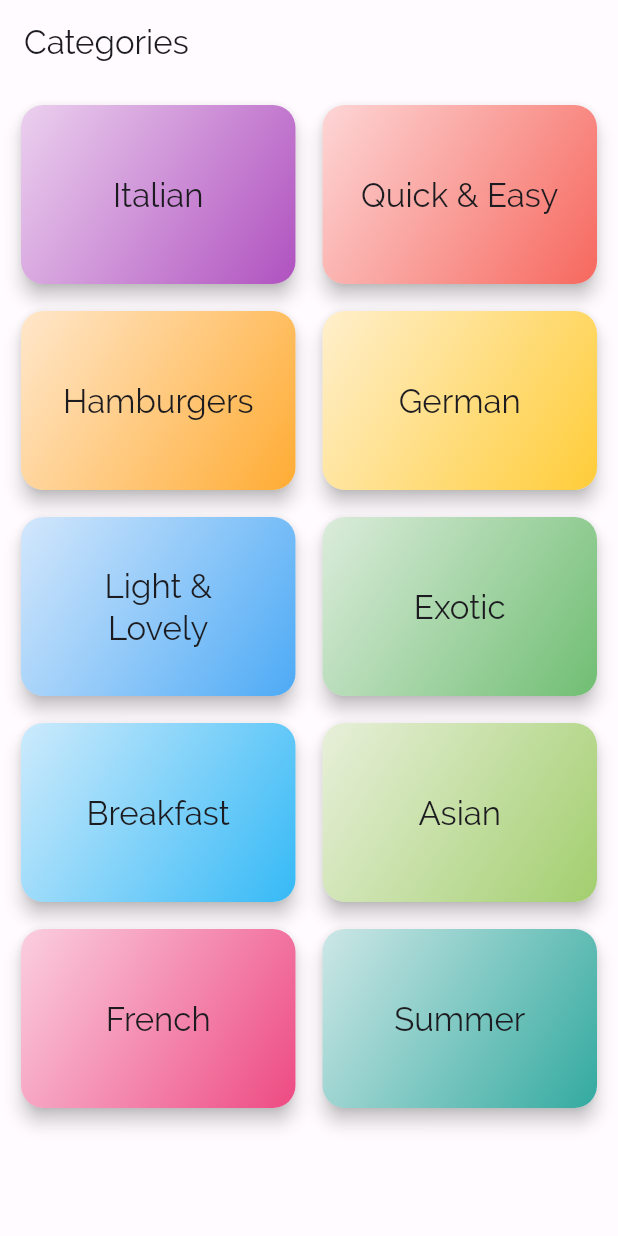
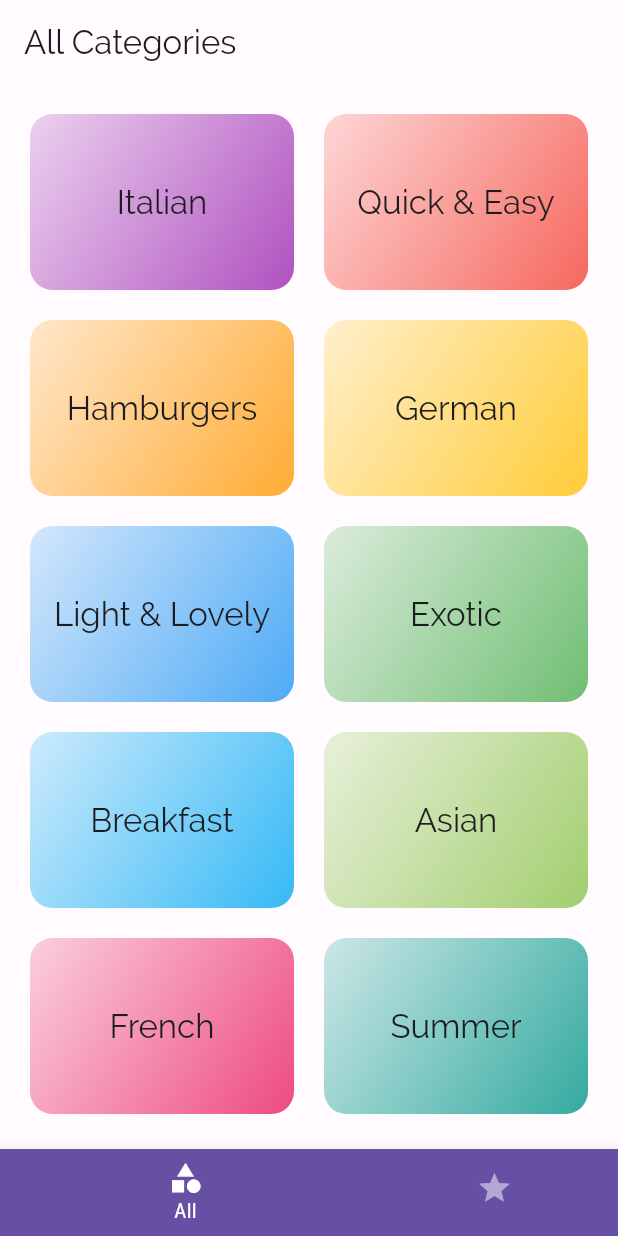
Before and after one commit to keith47733/recipes, a Flutter app: the screen it shows after launch, on a phone screen of 412 x 824 dp. Run offline on Flutter 3.47's test engine with Material 2 defaults, Android fonts, the phone set to English and light mode, and no system bars.

```diff
--- a/lib/main.dart
+++ b/lib/main.dart
@@ -1,8 +1,10 @@
 import 'package:flutter/material.dart';
-import 'package:flutter_complete_guide/screens/recipe_detail_screen.dart';
 
 import 'screens/categories_screen.dart';
-import 'screens/category_recipes_screen.dart';
+import 'screens/nav_bar_screen.dart';
+import 'screens/recipe_detail_screen.dart';
+import 'screens/recipes_screen.dart';
+import 'screens/tabs_screen.dart';
 import 'styles/color_schemes.g.dart';
 
 void main() => runApp(MyApp());
@@ -12,6 +14,7 @@ class MyApp extends StatelessWidget {
   Widget build(BuildContext context) {
     return MaterialApp(
       title: 'Recipes',
+			debugShowCheckedModeBanner: false,
       theme: ThemeData(
         fontFamily: 'RobotoCondensed',
         useMaterial3: true,
@@ -43,10 +46,30 @@ class MyApp extends StatelessWidget {
       initialRoute: '/',
       routes: {
         // The home: argument will default to '/': if not named above
-        '/': (context) => CategoriesScreen(),
+				// '/': (context) => TabsScreen(),
+        '/': (context) => NavBarScreen(),
         // '/category_recipes_screen': (context) => CategoryRecipesScreen(),
-        CategoryRecipesScreen.routeName: (context) => CategoryRecipesScreen(),
+        RecipesScreen.routeName: (context) => RecipesScreen(),
         RecipeDetailScreen.routeName: (context) => RecipeDetailScreen(),
+      },
+      // Flutter will default to onGenerateRoute (which returns a function w
+      // MaterialPageRoute) if Dart tries to generate a pushNamed screen not
+      // registered in route table above
+      // Settings refers to the attempted pushNamed route
+      // onGenerateRoute: (settings) {
+      //   print(settings.arguments);
+      //   return MaterialPageRoute(
+      //     builder: (context) => CategoriesScreen(),
+      //   );
+      // },
+      // Flutter will, as a last resort before throwing an error, default to
+			// this argument if pushNamed refers to route not in route map above
+			// (eg, 404 page)
+      onUnknownRoute: (settings) {
+        print(settings.arguments);
+        return MaterialPageRoute(
+          builder: (context) => CategoriesScreen(),
+        );
       },
     );
   }
--- a/lib/screens/categories_screen.dart
+++ b/lib/screens/categories_screen.dart
@@ -7,28 +7,26 @@ import '../widgets/category_tile.dart';
 class CategoriesScreen extends StatelessWidget {
   const CategoriesScreen({super.key});
 
-
   @override
   Widget build(BuildContext context) {
     // Can use children: for fixed amount of items - otherwise builder
-    return Scaffold(
-      appBar: _buildAppBar(context),
-      body: Padding(
-        padding: const EdgeInsets.all(Layout.PADDING),
-        child: _buildCategoryTiles(),
+    return SingleChildScrollView(
+      child: Padding(
+        padding: const EdgeInsets.all(Layout.SPACING),
+        child: Column(
+          children: [
+            _buildCategoryList(),
+          ],
+        ),
       ),
     );
   }
 
-  PreferredSizeWidget _buildAppBar(context) {
-    return AppBar(
-      title: const Text('Categories'),
-    );
-  }
-
-  Widget _buildCategoryTiles() {
+  Widget _buildCategoryList() {
     return GridView(
-			clipBehavior: Clip.none,
+      shrinkWrap: true,
+      physics: NeverScrollableScrollPhysics(),
+      // clipBehavior: Clip.none,
       // Slivers are scrollable areas of the screen
       // gridDelegate configures layout of grid
       gridDelegate: SliverGridDelegateWithMaxCrossAxisExtent(
@@ -37,8 +35,8 @@ class CategoriesScreen extends StatelessWidget {
         // (eg, for 200 width, 200 * 3/2 = 300 height)
         childAspectRatio: 3 / 2,
         // Distance between colulmns and rows
-        crossAxisSpacing: Layout.PADDING,
-        mainAxisSpacing: Layout.PADDING,
+        crossAxisSpacing: Layout.SPACING,
+        mainAxisSpacing: Layout.SPACING,
       ),
       // Map each item of our CATEGORY_DATA to a function that creates a widget
       children: CATEGORY_DATA
--- /dev/null
+++ b/lib/screens/nav_bar_screen.dart
@@ -0,0 +1,79 @@
+import 'package:flutter/material.dart';
+
+import '../widgets/custom_app_bar.dart';
+import 'categories_screen.dart';
+import 'favourites_screen.dart';
+
+// A bottom navigation bar is added as a Scaffold argument
+class NavBarScreen extends StatefulWidget {
+  @override
+  State<NavBarScreen> createState() => _NavBarScreenState();
+}
+
+class _NavBarScreenState extends State<NavBarScreen> {
+  // This mapping list, where the widgets are actually screens,
+  // is used in the onTap: function _selectPage and, along with
+  // _selectedScreenIndex, in the body: of the Scaffold
+  final List<Map<String, dynamic>> _screens = [
+    {
+      'screen': CategoriesScreen(),
+      'title': 'All Categories',
+			// 'actions': <Widget>[...],
+    },
+    {
+      'screen': FavouritesScreen(),
+      'title': 'My Favourite Recipes',
+    },
+  ];
+
+  int _selectedScreenIndex = 0;
+
+  // Flutter will automatically pass the current index from onTap:
+  void _selectPage(int index) {
+    setState(() {
+      _selectedScreenIndex = index;
+    });
+  }
+
+  @override
+  Widget build(BuildContext context) {
+    return Scaffold(
+      appBar: CustomAppBar(context, _screens[_selectedScreenIndex]['title']),
+      // The body is set from the _screens mapping with the current state
+      // of _selectedScreenIndex
+      body: _screens[_selectedScreenIndex]['screen'],
+      // For navigation tabs at the bottom use a BottomNavigationBar and
+      // BottomNavigationBarItems. Note, the BottomNavigationBar is not
+      // automatically linked like the tab controller. You must provide
+      // actions - thus, a stateful widget is requried.
+      // (A tab controller can be a stateless widget)
+      bottomNavigationBar: BottomNavigationBar(
+        onTap: _selectPage,
+        // Have to style background color in each BottomNavigationBarItem
+        // when using Type.shifting
+        type: BottomNavigationBarType.shifting,
+        backgroundColor: Theme.of(context).colorScheme.primary,
+        selectedItemColor: Theme.of(context).colorScheme.onPrimary,
+        unselectedItemColor: Theme.of(context).colorScheme.onPrimary.withOpacity(0.5),
+        // You must tell the BottomNavigationBar what the currently
+        // screen is (everytime setState is run in _selectPage)
+        currentIndex: _selectedScreenIndex,
+        // These items are listed as a row in the nav bar
+        items: [
+          BottomNavigationBarItem(
+            backgroundColor: Theme.of(context).colorScheme.primary,
+            icon: Icon(Icons.category),
+            label: 'All',
+          ),
+          BottomNavigationBarItem(
+            backgroundColor: Theme.of(context).colorScheme.primary,
+            icon: Icon(Icons.star),
+            label: 'Favourites',
+          ),
+        ],
+      ),
+    );
+  }
+
+
+}
--- a/lib/widgets/category_tile.dart
+++ b/lib/widgets/category_tile.dart
@@ -1,6 +1,6 @@
 import 'package:flutter/material.dart';
 
-import '../screens/category_recipes_screen.dart';
+import '../screens/recipes_screen.dart';
 import '../styles/layout.dart';
 
 class CategoryTile extends StatelessWidget {
@@ -39,7 +39,7 @@ class CategoryTile extends StatelessWidget {
       // Using name from route map:
       //'/category_recipes_screen',
       // OR...from class routeName const (after importing class):
-      CategoryRecipesScreen.routeName,
+      RecipesScreen.routeName,
       arguments: {
         'id': categoryId,
         'title': categoryTitle,
@@ -59,13 +59,8 @@ class CategoryTile extends StatelessWidget {
       // Ideally border radius is same as child
       borderRadius: BorderRadius.circular(Layout.RADIUS),
       // Could use a card, but will use more customizable Container instead
-      child: Card(
-				elevation: Layout.ELEVATION,
-        shape: RoundedRectangleBorder(
-          borderRadius: BorderRadius.circular(Layout.RADIUS),
-        ),
       child: Container(
-          padding: const EdgeInsets.all(Layout.SPACING),
+        padding: const EdgeInsets.all(Layout.PADDING),
         decoration: BoxDecoration(
           borderRadius: BorderRadius.circular(Layout.RADIUS),
           gradient: LinearGradient(
@@ -86,11 +81,12 @@ class CategoryTile extends StatelessWidget {
           // ],
         ),
         child: Center(
+          // Center child horizontally AND vertically
+          heightFactor: double.infinity,
+          widthFactor: double.infinity,
           child: Text(
-              textAlign: TextAlign.center,
             categoryTitle,
             style: Theme.of(context).textTheme.titleLarge,
-            ),
           ),
         ),
       ),
--- /dev/null
+++ b/lib/widgets/custom_app_bar.dart
@@ -0,0 +1,14 @@
+import 'package:flutter/material.dart';
+
+PreferredSizeWidget CustomAppBar(context, title) {
+    return AppBar(
+      // backgroundColor: Theme.of(context).colorScheme.primary,
+			// foregroundColor: Theme.of(context).colorScheme.onPrimary,
+      title: Text(
+        title,
+        // style: TextStyle(
+        //   color: Theme.of(context).colorScheme.onPrimary,
+        // ),
+      ),
+    );
+  }
```
Also changed, not shown: lib/screens/favourites_screen.dart (added, +8 -0 lines), lib/screens/recipe_detail_screen.dart (+96 -8 lines), lib/screens/recipes_screen.dart (renamed from lib/screens/category_recipes_screen.dart, +31 -13 lines), lib/screens/tabs_screen.dart (added, +46 -0 lines), lib/widgets/recipe_tile.dart (+16 -11 lines). Lines whose indentation alone changed are shown as unchanged.
